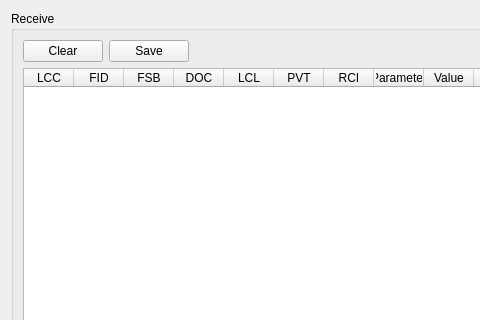
Above: receivebox.ui from JuliaCzarnowska/ARINC_825 before the change; both pictures show x 0 to 480 and y 0 to 320 of the 663 by 434 pixel window. Below: the same form after it.
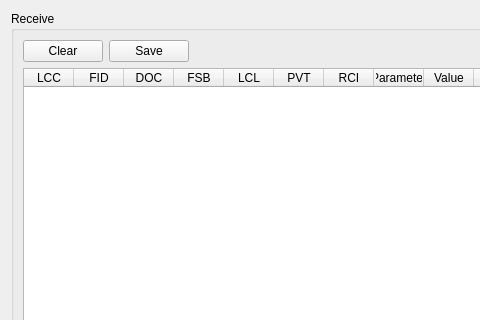
That is the form after the change.

What changed in the file:
```diff
--- a/receivebox.ui
+++ b/receivebox.ui
@@ -123,48 +123,69 @@
           <set>AlignCenter</set>
          </property>
         </column>
-        <column>
-         <property name="text">
-          <string>FSB</string>
-         </property>
-         <property name="textAlignment">
-          <set>AlignCenter</set>
-         </property>
-        </column>
         <column>
          <property name="text">
           <string>DOC</string>
          </property>
+         <property name="textAlignment">
+          <set>AlignCenter</set>
+         </property>
+        </column>
+        <column>
+         <property name="text">
+          <string>FSB</string>
+         </property>
+         <property name="textAlignment">
+          <set>AlignCenter</set>
+         </property>
         </column>
         <column>
          <property name="text">
           <string>LCL</string>
          </property>
+         <property name="textAlignment">
+          <set>AlignCenter</set>
+         </property>
         </column>
         <column>
          <property name="text">
           <string>PVT</string>
          </property>
+         <property name="textAlignment">
+          <set>AlignCenter</set>
+         </property>
         </column>
         <column>
          <property name="text">
           <string>RCI</string>
          </property>
+         <property name="textAlignment">
+          <set>AlignCenter</set>
+         </property>
         </column>
         <column>
          <property name="text">
           <string>Parameter</string>
          </property>
+         <property name="textAlignment">
+          <set>AlignCenter</set>
+         </property>
         </column>
         <column>
          <property name="text">
           <string>Value</string>
          </property>
+         <property name="textAlignment">
+          <set>AlignCenter</set>
+         </property>
         </column>
         <column>
          <property name="text">
           <string>Unit</string>
          </property>
+         <property name="textAlignment">
+          <set>AlignCenter</set>
+         </property>
         </column>
        </widget>
       </item>
```
